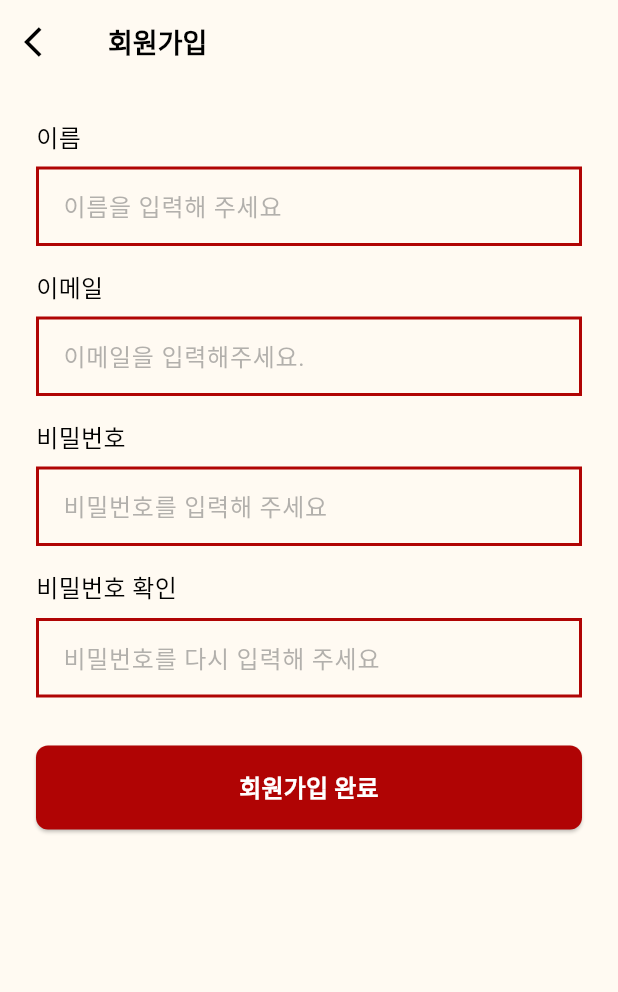
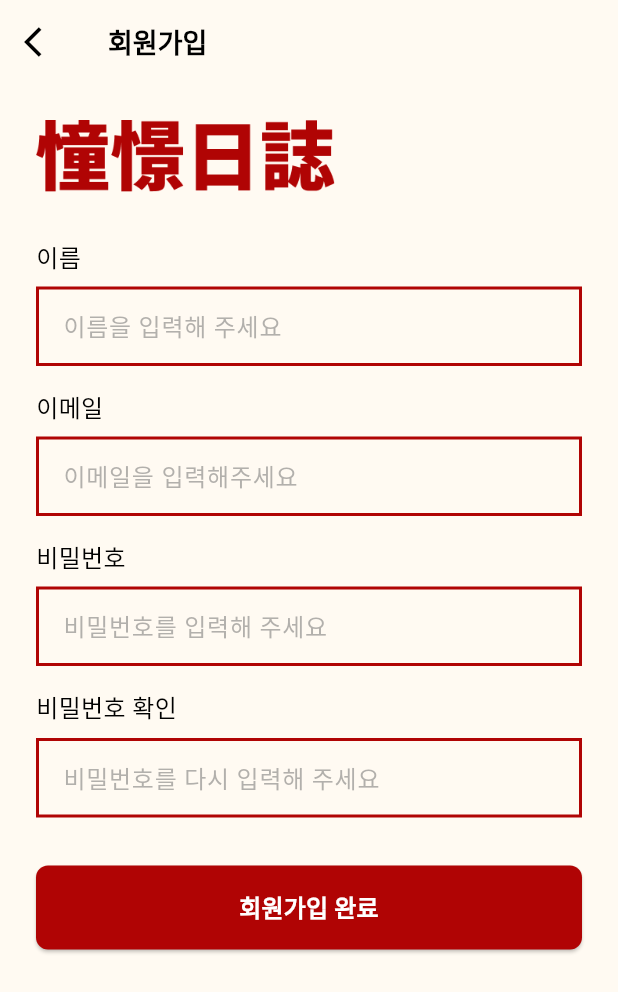
Before and after one commit to hjy080530/tokyo_diary, a Flutter app: the screen it shows after launch, after a tap on "계정이 없으신가요? 회원가입", on a phone screen of 412 x 824 dp. Shown: the top 992 px of the screen. Run offline on Flutter 3.47's test engine with Material 3 defaults, Android fonts, the phone set to English and light mode, and no system bars; our stand-ins replace flutter_dotenv, flutter_local_notifications, flutter_markdown, flutter_native_timezone, shared_preferences, timezone; missing offline and left inert: mongo_dart; Roboto replaces fonts that are missing (NotoSansKR).

Commit message:
style: 일부 퍼블리싱 오류 수정

```diff
--- a/lib/screens/login_screen.dart
+++ b/lib/screens/login_screen.dart
@@ -75,15 +75,18 @@ class _LoginScreenState extends State<LoginScreen> {
             crossAxisAlignment: CrossAxisAlignment.start,
             children: [
               const SizedBox(height: 60),
-              Text(
-                '懂慌日誌',
-                style: AppFonts.titleStyle,
+              SizedBox(
+                height: 48,
+                child: Image.asset(
+                  'assets/tokyo_diary_logo.png',
+                  fit: BoxFit.contain,
+                ),
               ),
               const SizedBox(height: 40),
               CustomInputField(
                 label: '이메일',
                 controller: _emailController,
-                placeholder: '이메일을 입력해주세요.',
+                placeholder: '이메일을 입력해주세요',
                 keyboardType: TextInputType.emailAddress,
               ),
               const SizedBox(height: 16),
--- a/lib/screens/reminder_overview_screen.dart
+++ b/lib/screens/reminder_overview_screen.dart
@@ -174,7 +174,7 @@ class _ReminderPersonTile extends StatelessWidget {
           child: Container(
             padding: const EdgeInsets.all(16),
             decoration: BoxDecoration(
-              color: Colors.white,
+              color: AppColors.background,
               border: Border.all(color: AppColors.primary, width: 2),
             ),
             child: Row(
--- a/lib/screens/reminder_settings_screen.dart
+++ b/lib/screens/reminder_settings_screen.dart
@@ -126,6 +126,7 @@ class _ReminderSettingsScreenState extends State<ReminderSettingsScreen> {
                     Container(
                       padding: const EdgeInsets.all(20),
                       decoration: BoxDecoration(
+                        color: AppColors.background,
                         border: Border.all(color: AppColors.primary, width: 2),
                       ),
                       child: Column(
@@ -184,7 +185,7 @@ class _ReminderSettingsScreenState extends State<ReminderSettingsScreen> {
                               ),
                               decoration: BoxDecoration(
                                 color: _enabled
-                                    ? Colors.white
+                                    ? AppColors.background
                                     : Colors.grey.shade200,
                                 border: Border.all(color: AppColors.primary),
                               ),
--- a/lib/screens/sign_up_screen.dart
+++ b/lib/screens/sign_up_screen.dart
@@ -102,6 +102,14 @@ class _SignUpScreenState extends State<SignUpScreen> {
           child: Column(
             crossAxisAlignment: CrossAxisAlignment.start,
             children: [
+              SizedBox(
+                height: 48,
+                child: Image.asset(
+                  'assets/tokyo_diary_logo.png',
+                  fit: BoxFit.contain,
+                ),
+              ),
+              const SizedBox(height: 32),
               CustomInputField(
                 label: '이름',
                 controller: _nameController,
@@ -112,7 +120,7 @@ class _SignUpScreenState extends State<SignUpScreen> {
                 label: '이메일',
                 controller: _emailController,
                 keyboardType: TextInputType.emailAddress,
-                placeholder: '이메일을 입력해주세요.',
+                placeholder: '이메일을 입력해주세요',
               ),
               const SizedBox(height: 16),
               CustomInputField(
```
Also changed, not shown: lib/screens/add_person_screen.dart (+80 -13 lines), lib/screens/main_screen.dart (+6 -7 lines), lib/screens/person_detail_screen.dart (+7 -3 lines).
